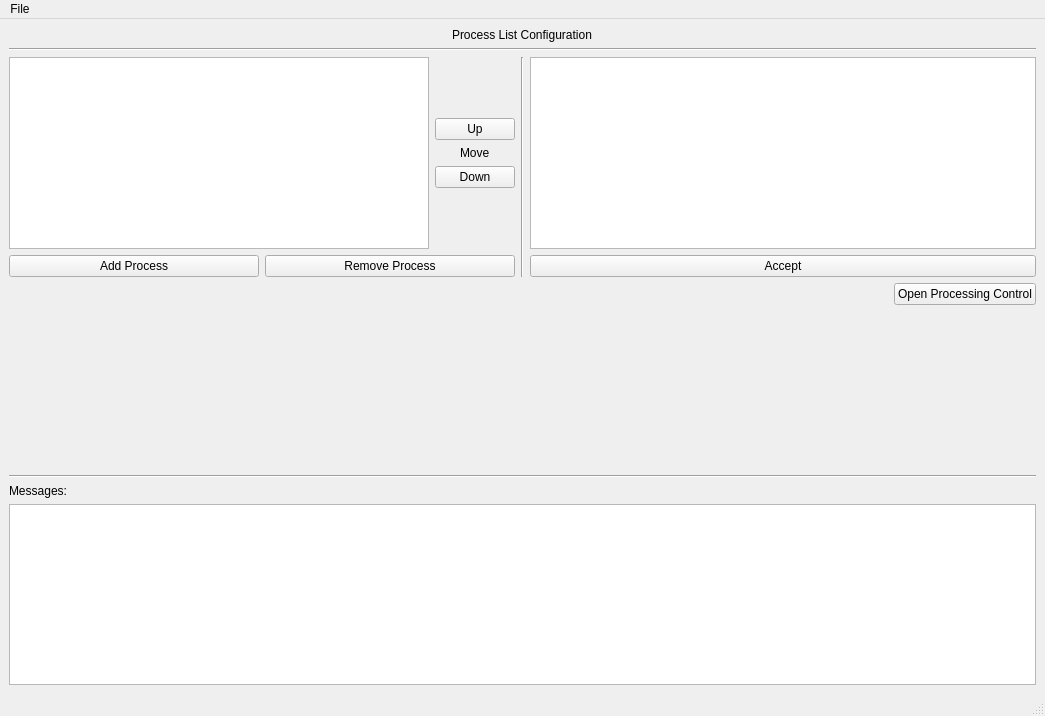
This is gui/concept_zero-config.ui in syncope/adapt as Qt 5 draws it before an edit. The edited form follows.
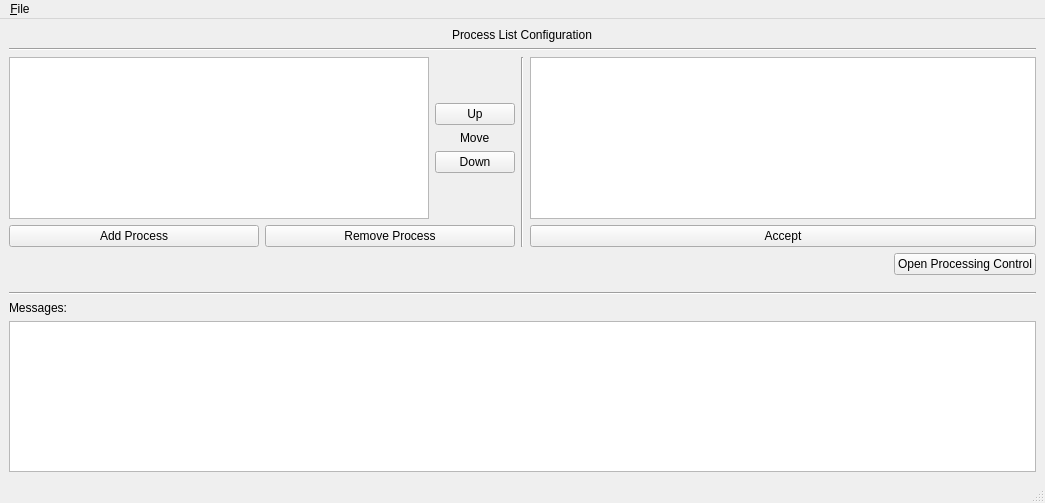
This is the edited form.

The edit to the form file:
```diff
--- a/gui/concept_zero-config.ui
+++ b/gui/concept_zero-config.ui
@@ -7,7 +7,7 @@
     <x>0</x>
     <y>0</y>
     <width>1045</width>
-    <height>716</height>
+    <height>503</height>
    </rect>
   </property>
   <property name="windowTitle">
@@ -212,7 +212,7 @@
    </property>
    <widget class="QMenu" name="menuFile">
     <property name="title">
-     <string>File</string>
+     <string>&amp;File</string>
     </property>
     <addaction name="actionOpen"/>
     <addaction name="actionOpen_recent"/>
```
Left out of the diff: 22 changed lines with no effect on the pictures.
